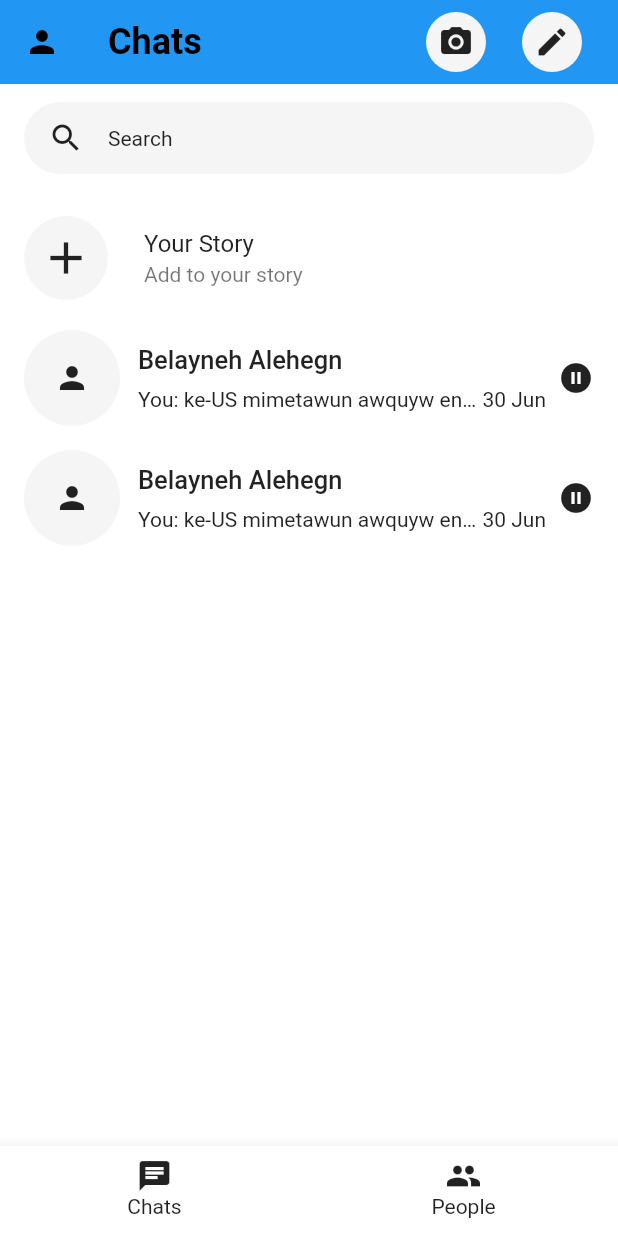
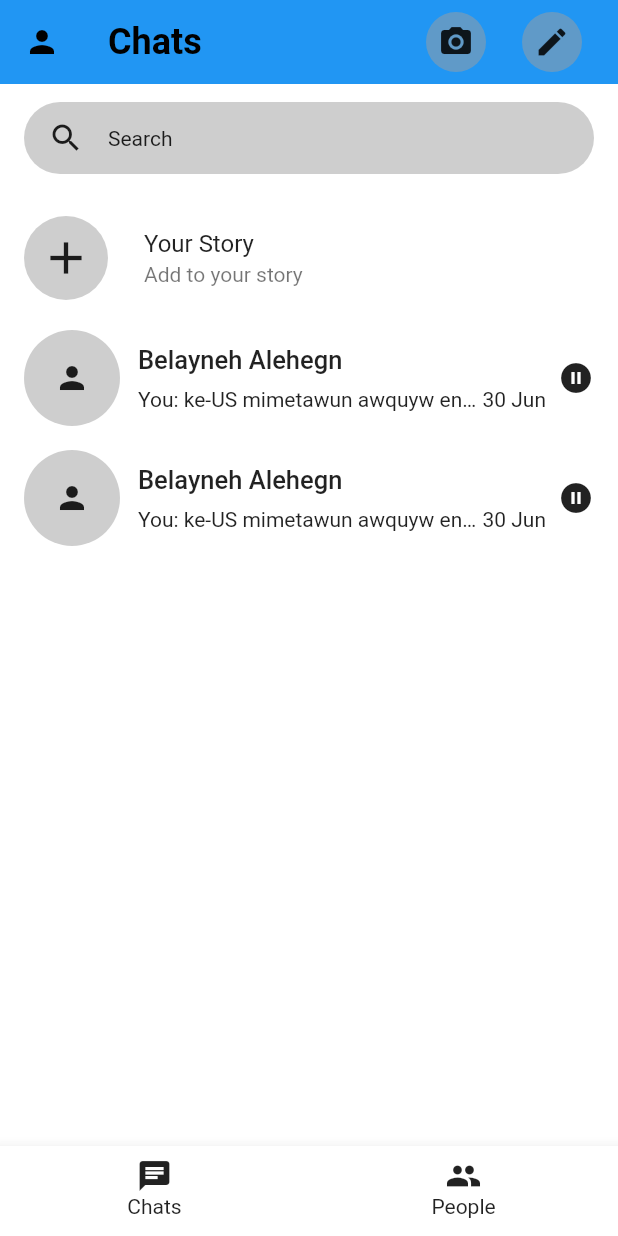
Before and after one commit to elias8/messenger_clone_with_ddd, a Flutter app: the screen it shows after launch, on a phone screen of 412 x 824 dp. Run offline on Flutter 3.47's test engine with Material 2 defaults, Android fonts, the phone set to English and light mode, and no system bars.

Commit message:
added dark theme

```diff
--- a/lib/application.dart
+++ b/lib/application.dart
@@ -7,27 +7,8 @@ class Application extends StatelessWidget {
   Widget build(BuildContext context) {
     return MaterialApp(
       home: HomeScreen(),
+      theme: AppTheme.lightTheme(),
       debugShowCheckedModeBanner: false,
-      theme: ThemeData.light().copyWith(
-        primaryColor: Colors.white,
-        backgroundColor: Colors.white,
-        scaffoldBackgroundColor: Colors.white,
-        appBarTheme: AppBarTheme(
-          textTheme: TextTheme(
-            headline6: TextStyle(
-              fontSize: 24.0,
-              color: Colors.black,
-              fontWeight: FontWeight.bold,
-            ),
-            bodyText2: const TextStyle(
-              color: Colors.black,
-              fontSize: 16.0,
-            ),
-          ),
-          iconTheme: const IconThemeData(color: Colors.black),
-          brightness: Brightness.light,
-        ),
-      ),
     );
   }
 }
--- a/lib/src/presentation/presentation.dart
+++ b/lib/src/presentation/presentation.dart
@@ -1 +1,2 @@
 export 'screens/screens.dart';
+export 'theme/theme.dart';
--- a/lib/src/presentation/screens/chat_screen/chat_actions.dart
+++ b/lib/src/presentation/screens/chat_screen/chat_actions.dart
@@ -7,6 +7,7 @@ class ChatActions extends StatelessWidget {
   Widget build(BuildContext context) {
     return BottomAppBar(
       elevation: 8,
+      color: context.theme.primaryColor,
       child: Container(
         height: 48,
         padding: const EdgeInsets.symmetric(horizontal: 16),
@@ -30,13 +31,13 @@ class ChatActions extends StatelessWidget {
                       filled: true,
                       hintText: 'Aa',
                       border: InputBorder.none,
-                      fillColor: Colors.grey[300],
                       errorBorder: InputBorder.none,
                       focusedBorder: InputBorder.none,
                       enabledBorder: InputBorder.none,
                       disabledBorder: InputBorder.none,
                       focusedErrorBorder: InputBorder.none,
                       suffixIcon: Icon(Icons.tag_faces),
+                      fillColor: Colors.grey.withOpacity(.5),
                       contentPadding: const EdgeInsets.only(left: 12, top: 4),
                     ),
                   ),
--- a/lib/src/presentation/screens/home_screen/bottom_bar.dart
+++ b/lib/src/presentation/screens/home_screen/bottom_bar.dart
@@ -6,6 +6,7 @@ class HomeScreenBottomNavigationBar extends StatelessWidget {
     return SizedBox(
       height: 60,
       child: BottomAppBar(
+        color: context.theme.primaryColor,
         child: Padding(
           padding: const EdgeInsets.symmetric(vertical: 8),
           child: Row(
--- a/lib/src/presentation/screens/home_screen/pages/chat_page/chat_search_bar.dart
+++ b/lib/src/presentation/screens/home_screen/pages/chat_page/chat_search_bar.dart
@@ -10,7 +10,7 @@ class ChatSearchBar extends StatelessWidget {
       margin: const EdgeInsets.symmetric(horizontal: 16),
       padding: const EdgeInsets.symmetric(horizontal: 16),
       decoration: BoxDecoration(
-        color: Colors.grey[100],
+        color: Colors.grey.withOpacity(.5),
         borderRadius: BorderRadius.circular(24),
       ),
       child: Row(
--- a/lib/src/presentation/screens/widgets/circular_icon.dart
+++ b/lib/src/presentation/screens/widgets/circular_icon.dart
@@ -10,7 +10,7 @@ class CircularIcon extends StatelessWidget {
   Widget build(BuildContext context) {
     return CircleAvatar(
       foregroundColor: Theme.of(context).iconTheme.color,
-      backgroundColor: Colors.grey[100],
+      backgroundColor: Colors.grey.withOpacity(0.5),
       radius: size,
       child: child,
     );
--- /dev/null
+++ b/lib/src/presentation/theme/theme.dart
@@ -0,0 +1,49 @@
+import 'package:flutter/material.dart';
+
+class AppTheme {
+  static ThemeData darkTheme() {
+    return ThemeData.dark().copyWith(
+      primaryColor: Colors.black,
+      backgroundColor: Colors.black,
+      scaffoldBackgroundColor: Colors.black,
+      appBarTheme: AppBarTheme(
+        textTheme: TextTheme(
+          headline6: TextStyle(
+            fontSize: 24.0,
+            color: Colors.white,
+            fontWeight: FontWeight.bold,
+          ),
+          bodyText2: const TextStyle(
+            color: Colors.white,
+            fontSize: 16.0,
+          ),
+        ),
+        iconTheme: const IconThemeData(color: Colors.white),
+        brightness: Brightness.dark,
+      ),
+    );
+  }
+
+  static ThemeData lightTheme() {
+    return ThemeData.light().copyWith(
+      primaryColor: Colors.white,
+      backgroundColor: Colors.white,
+      scaffoldBackgroundColor: Colors.white,
+      appBarTheme: AppBarTheme(
+        textTheme: TextTheme(
+          headline6: TextStyle(
+            fontSize: 24.0,
+            color: Colors.black,
+            fontWeight: FontWeight.bold,
+          ),
+          bodyText2: const TextStyle(
+            color: Colors.black,
+            fontSize: 16.0,
+          ),
+        ),
+        iconTheme: const IconThemeData(color: Colors.black),
+        brightness: Brightness.light,
+      ),
+    );
+  }
+}
```
Also changed, not shown: lib/src/presentation/screens/chat_screen/chat_screen.dart (+13 -2 lines).
